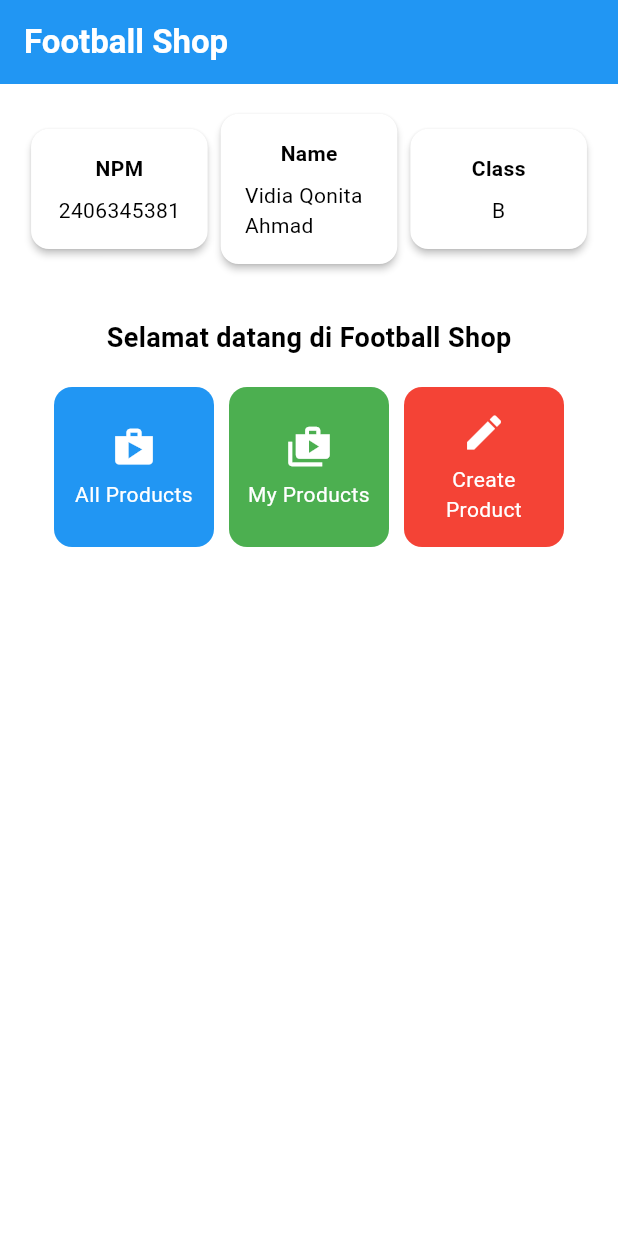
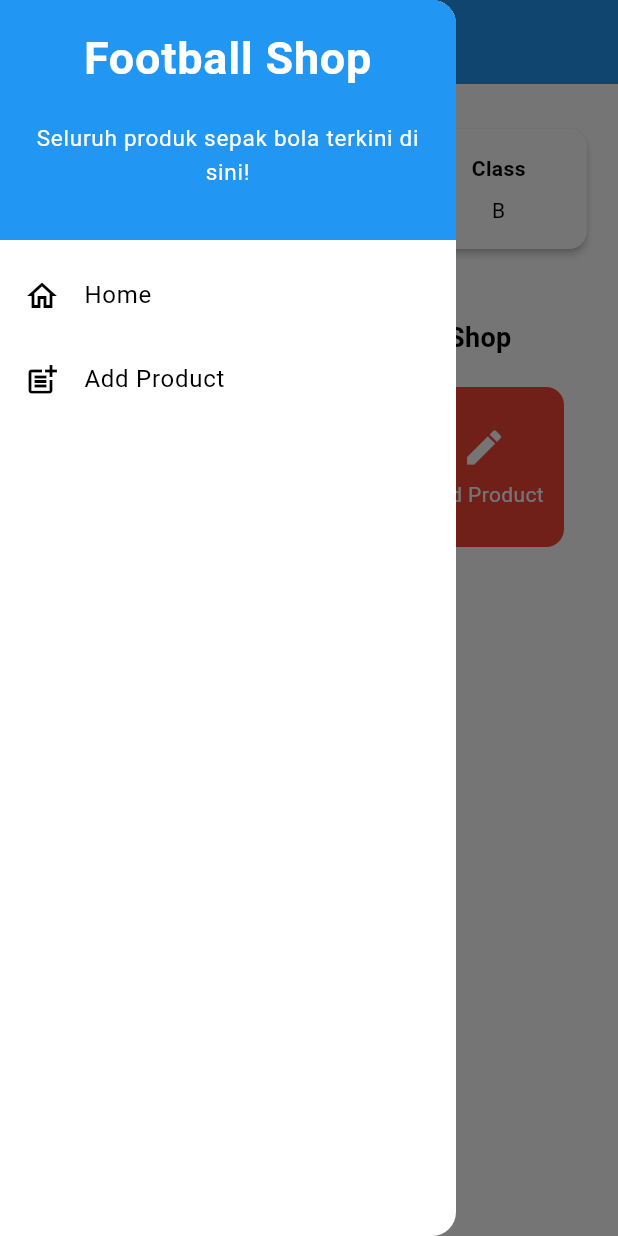
Before and after one commit to vidiaqonita/football-shop-mobile, a Flutter app: the screen it shows after launch, with the side drawer open (before the commit the screen has no drawer), on a phone screen of 412 x 824 dp. Run offline on Flutter 3.47's test engine with Material 3 defaults, Android fonts, the phone set to English and light mode, and no system bars.

Commit message:
Tugas 8 Individu

```diff
--- a/football_shop/lib/main.dart
+++ b/football_shop/lib/main.dart
@@ -1,5 +1,5 @@
 import 'package:flutter/material.dart';
-import 'package:football_shop/menu.dart';
+import 'package:football_shop/screens/menu.dart';
 void main() {
   runApp(const MyApp());
 }
--- a/football_shop/lib/menu.dart
+++ b/football_shop/lib/screens/menu.dart
@@ -1,5 +1,6 @@
 import 'package:flutter/material.dart';
-
+import 'package:football_shop/widgets/left_drawer.dart';
+import 'package:football_shop/widgets/product_card.dart';
 class ItemHomepage {
   final String name;
   final IconData icon;
@@ -17,7 +18,7 @@ class MyHomePage extends StatelessWidget {
   final List<ItemHomepage> items = [
     ItemHomepage("All Products", Icons.shop, Colors.blue),
     ItemHomepage("My Products", Icons.shop_2, Colors.green),
-    ItemHomepage("Create Product", Icons.create, Colors.red),
+    ItemHomepage("Add Product", Icons.create, Colors.red),
   ];
   @override
     Widget build(BuildContext context) {
@@ -36,6 +37,7 @@ class MyHomePage extends StatelessWidget {
         // Warna latar belakang AppBar diambil dari skema warna tema aplikasi.
         backgroundColor: Theme.of(context).colorScheme.primary,
       ),
+      drawer: LeftDrawer(),
       // Body halaman dengan padding di sekelilingnya.
       body: Padding(
         padding: const EdgeInsets.all(16.0),
@@ -99,60 +101,6 @@ class MyHomePage extends StatelessWidget {
   }
 }
 
-class ItemCard extends StatelessWidget {
-  // Menampilkan kartu dengan ikon dan nama.
-
-  final ItemHomepage item;
-
-  const ItemCard(this.item, {super.key});
-
-  @override
-  Widget build(BuildContext context) {
-    return Material(
-      // Menentukan warna latar belakang dari tema aplikasi.
-      color: item.color,
-      // Membuat sudut kartu melengkung.
-      borderRadius: BorderRadius.circular(12),
-
-      child: InkWell(
-        // Aksi ketika kartu ditekan.
-        onTap: () {
-          // Menampilkan pesan SnackBar saat kartu ditekan.
-          ScaffoldMessenger.of(context)
-            ..hideCurrentSnackBar()
-            ..showSnackBar(
-              SnackBar(content: Text("Kamu telah menekan tombol ${item.name}!"))
-            );
-        },
-        // Container untuk menyimpan Icon dan Text
-        child: Container(
-          padding: const EdgeInsets.all(8),
-          child: Center(
-            child: Column(
-              // Menyusun ikon dan teks di tengah kartu.
-              mainAxisAlignment: MainAxisAlignment.center,
-              children: [
-                Icon(
-                  item.icon,
-                  color: Colors.white,
-                  size: 30.0,
-                ),
-                const Padding(padding: EdgeInsets.all(3)),
-                Text(
-                  item.name,
-                  textAlign: TextAlign.center,
-                  style: const TextStyle(color: Colors.white),
-                ),
-              ],
-            ),
-          ),
-        ),
-      ),
-    );
-  }
-
-}
-
 class InfoCard extends StatelessWidget {
   // Kartu informasi yang menampilkan title dan content.
 
--- /dev/null
+++ b/football_shop/lib/widgets/left_drawer.dart
@@ -0,0 +1,75 @@
+import 'package:flutter/material.dart';
+import 'package:football_shop/screens/menu.dart';
+import 'package:football_shop/screens/productlist_form.dart';
+class LeftDrawer extends StatelessWidget {
+  const LeftDrawer({super.key});
+
+  @override
+  Widget build(BuildContext context) {
+    return Drawer(
+      child: ListView(
+        children: [
+          const DrawerHeader(
+            decoration: BoxDecoration(
+              color: Colors.blue,
+            ),
+            child: Column(
+              children: [
+                Text(
+                  'Football Shop',
+                  textAlign: TextAlign.center,
+                  style: TextStyle(
+                    fontSize: 30,
+                    fontWeight: FontWeight.bold,
+                    color: Colors.white,
+                  ),
+                ),
+                Padding(padding: EdgeInsets.all(10)),
+                Text(
+                  "Seluruh produk sepak bola terkini di sini!",
+                    // TODO: Tambahkan gaya teks dengan center alignment, font ukuran 15, warna putih, dan weight biasa
+                  textAlign: TextAlign.center,
+                  style: TextStyle(
+                    fontSize: 15,
+                    fontWeight: FontWeight.normal,
+                    color: Colors.white,
+                  ),
+                ),
+              ],
+            ),
+          ),
+          // TODO: Bagian routing
+          ListTile(
+            leading: const Icon(Icons.home_outlined),
+            title: const Text('Home'),
+            // Bagian redirection ke MyHomePage
+            onTap: () {
+              Navigator.pushReplacement(
+                  context,
+                  MaterialPageRoute(
+                    builder: (context) => MyHomePage(),
+                  ));
+            },
+          ),
+          ListTile(
+            leading: const Icon(Icons.post_add),
+            title: const Text('Add Product'),
+            // Bagian redirection ke ProductFormPage
+            onTap: () {
+              /*
+              TODO: Buatlah routing ke ProductFormPage di sini,
+              setelah halaman ProductFormPage sudah dibuat.
+              */
+              Navigator.push(
+                context,
+                MaterialPageRoute(
+                  builder: (context) => ProductFormPage(),
+                )
+              );
+            },
+          ),
+        ],
+      ),
+    );
+  }
+}
--- /dev/null
+++ b/football_shop/lib/widgets/product_card.dart
@@ -0,0 +1,65 @@
+import 'package:flutter/material.dart';
+import 'package:football_shop/screens/menu.dart';
+import 'package:football_shop/screens/productlist_form.dart';
+class ItemCard extends StatelessWidget {
+  // Menampilkan kartu dengan ikon dan nama.
+
+  final ItemHomepage item;
+
+  const ItemCard(this.item, {super.key});
+
+  @override
+  Widget build(BuildContext context) {
+    return Material(
+      // Menentukan warna latar belakang dari tema aplikasi.
+      color: item.color,
+      // Membuat sudut kartu melengkung.
+      borderRadius: BorderRadius.circular(12),
+
+      child: InkWell(
+        // Aksi ketika kartu ditekan.
+        onTap: () {
+          // Menampilkan pesan SnackBar saat kartu ditekan.
+          ScaffoldMessenger.of(context)
+            ..hideCurrentSnackBar()
+            ..showSnackBar(
+              SnackBar(content: Text("Kamu telah menekan tombol ${item.name}!")));
+          // Navigate ke route yang sesuai (tergantung jenis tombol)
+          if (item.name == "Add Product") {
+            // TODO: Gunakan Navigator.push untuk melakukan navigasi ke MaterialPageRoute yang mencakup NewsFormPage.
+            Navigator.push(
+              context,
+              MaterialPageRoute(
+                builder: (context) => ProductFormPage(),
+              )
+            );
+          }
+        },
+        // Container untuk menyimpan Icon dan Text
+        child: Container(
+          padding: const EdgeInsets.all(8),
+          child: Center(
+            child: Column(
+              // Menyusun ikon dan teks di tengah kartu.
+              mainAxisAlignment: MainAxisAlignment.center,
+              children: [
+                Icon(
+                  item.icon,
+                  color: Colors.white,
+                  size: 30.0,
+                ),
+                const Padding(padding: EdgeInsets.all(3)),
+                Text(
+                  item.name,
+                  textAlign: TextAlign.center,
+                  style: const TextStyle(color: Colors.white),
+                ),
+              ],
+            ),
+          ),
+        ),
+      ),
+    );
+  }
+
+}
```
Also changed, not shown: football_shop/lib/screens/productlist_form.dart (added, +338 -0 lines), 1 other file.
